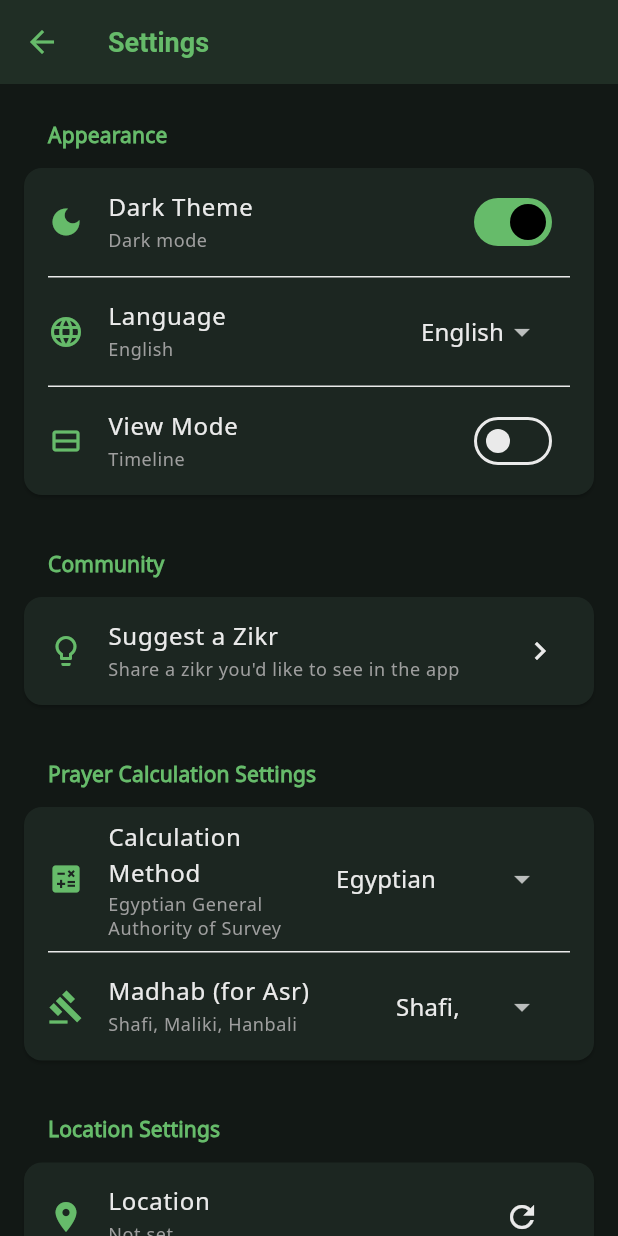
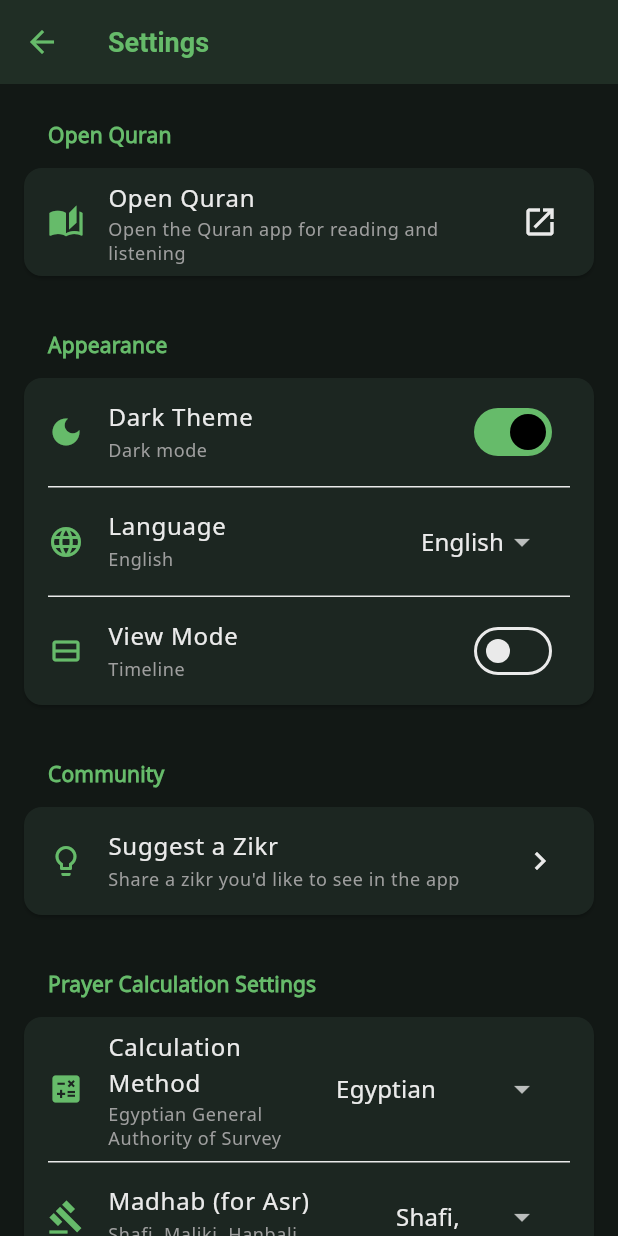
Before and after one commit to amrabdelhameeed/ella_lyaabdoon, a Flutter app: the SettingsScreen screen opened by its route, after a tap on "Dark Theme", on a phone screen of 412 x 824 dp. Run offline on Flutter 3.47's test engine with Material 3 defaults, Android fonts, the phone set to English and light mode, and no system bars; drawn by our look-alikes of showcaseview; our stand-ins replace bloc, cached_network_image, cloud_firestore, confetti, dio, easy_localization and 26 more; missing offline and left inert: adhan_dart, clarity_flutter, external_app_launcher, home_widget, rate_my_app; accounts and stored records are empty; generated files the repository leaves out were written again; statements that could not run were skipped.

Commit message:
feat(settings): add Quran app launcher and data backup/restore

```diff
--- a/lib/features/settings/presentation/settings_screen.dart
+++ b/lib/features/settings/presentation/settings_screen.dart
@@ -20,10 +20,12 @@ import 'package:share_plus/share_plus.dart';
 import 'package:ella_lyaabdoon/core/constants/app_routes.dart';
 import 'package:go_router/go_router.dart';
 import 'package:url_launcher/url_launcher.dart';
+import 'package:external_app_launcher/external_app_launcher.dart';
 import 'package:youtube_player_flutter/youtube_player_flutter.dart';
 import 'package:in_app_review/in_app_review.dart';
 import 'package:ella_lyaabdoon/features/settings/presentation/widgets/suggest_zikr_dialog.dart';
 import 'package:showcaseview/showcaseview.dart';
+import 'package:ella_lyaabdoon/core/services/data_export_import_service.dart';
 
 import 'package:ella_lyaabdoon/utils/notification_helper.dart';
 
@@ -257,6 +259,37 @@ class _SettingsScreenState extends State<SettingsScreen> {
                     //   ),
                     // ),
                     // const SizedBox(height: 16),
+
+                    /// QURAN APP SECTION
+                    _buildSectionHeader(context, 'open_quran'.tr()),
+                    Card(
+                      margin: const EdgeInsets.symmetric(
+                        horizontal: 16,
+                        vertical: 4,
+                      ),
+                      child: ListTile(
+                        leading: Icon(
+                          Icons.auto_stories,
+                          color: colorScheme.primary,
+                        ),
+                        title: Text('open_quran'.tr()),
+                        subtitle: Text(
+                          'open_quran_desc'.tr(),
+                          style: Theme.of(
+                            context,
+                          ).textTheme.bodySmall?.copyWith(color: Colors.grey),
+                        ),
+                        trailing: const Icon(Icons.open_in_new),
+                        onTap: () async {
+                          _logEvent('open_quran_app_clicked');
+                          await LaunchApp.openApp(
+                            androidPackageName: 'id.amrabdelhameeed.quranoffline',
+                            openStore: true,
+                          );
+                        },
+                      ),
+                    ),
+                    const SizedBox(height: 16),
 
                     /// APPEARANCE SECTION
                     _buildSectionHeader(context, 'appearance'.tr()),
@@ -1010,6 +1043,11 @@ class _SettingsScreenState extends State<SettingsScreen> {
                     ),
                     const SizedBox(height: 16),
 
+                    /// DATA MANAGEMENT SECTION
+                    _buildSectionHeader(context, 'data_management'.tr()),
+                    _buildDataManagementCard(context, colorScheme),
+                    const SizedBox(height: 24),
+
                     /// DEVELOPER INFO SECTION
                     _buildSectionHeader(context, 'developer'.tr()),
                     Card(
@@ -1092,10 +1130,10 @@ class _SettingsScreenState extends State<SettingsScreen> {
                               ],
                             ),
                           ),
+                          const SizedBox(height: 16),
                         ],
                       ),
                     ),
-                    const SizedBox(height: 24),
                   ],
                 );
               },
@@ -1126,6 +1164,145 @@ class _SettingsScreenState extends State<SettingsScreen> {
     );
   }
 
+  Future<void> _doExport() async {
+    _logEvent('export_data_clicked');
+    showDialog(
+      context: context,
+      barrierDismissible: false,
+      builder: (_) => const Center(child: CircularProgressIndicator()),
+    );
+
+    try {
+      final ok = await DataExportImportService.shareExport();
+      if (!mounted) return;
+      Navigator.of(context, rootNavigator: true).pop();
+      if (!ok) {
+        _showSnack('export_failed'.tr());
+      }
+    } catch (e) {
+      if (mounted) Navigator.of(context, rootNavigator: true).pop();
+      debugPrint('Export error: $e');
+    }
+  }
+
+  Future<void> _doImport() async {
+    _logEvent('import_data_clicked');
+
+    Navigator.of(context).pop();
+
+    if (!mounted) return;
+    showDialog(
+      context: context,
+      barrierDismissible: false,
+      builder: (_) => const Center(child: CircularProgressIndicator()),
+    );
+
+    try {
+      final result = await DataExportImportService.importFromFile();
+
+      if (!mounted) return;
+      Navigator.of(context, rootNavigator: true).pop();
+
+      if (!result.success) {
+        _showSnack('import_failed'.tr());
+        return;
+      }
+
+      if (result.restoredLocale != null && mounted) {
+        await EasyLocalization.of(
+          context,
+        )!.setLocale(Locale(result.restoredLocale!));
+      }
+
+      if (mounted) {
+        StreakService.refreshStreakNotifier();
+        _logEvent('import_data_success');
+        _showSnack('import_success'.tr());
+        context.go(AppRoutes.home);
+      }
+    } catch (e) {
+      debugPrint('Import error: $e');
+      if (mounted) {
+        Navigator.of(context, rootNavigator: true).pop();
+        _showSnack('import_failed'.tr());
+      }
+    }
+  }
+
+  void _showSnack(String message) {
+    if (!mounted) return;
+    ScaffoldMessenger.of(
+      context,
+    ).showSnackBar(SnackBar(content: Text(message)));
+  }
+
+  Widget _buildDataManagementCard(
+    BuildContext context,
+    ColorScheme colorScheme,
+  ) {
+    return Card(
+      margin: const EdgeInsets.symmetric(horizontal: 16, vertical: 4),
+      child: Column(
+        children: [
+          ListTile(
+            leading: Icon(Icons.upload_file, color: colorScheme.primary),
+            title: Text('export_data'.tr()),
+            subtitle: Text(
+              'export_data_desc'.tr(),
+              style: Theme.of(
+                context,
+              ).textTheme.bodySmall?.copyWith(color: Colors.grey),
+            ),
+            trailing: const Icon(Icons.chevron_right),
+            onTap: _doExport,
+          ),
+
+          const Divider(height: 1, indent: 16, endIndent: 16),
+
+          ListTile(
+            leading: Icon(Icons.download, color: colorScheme.primary),
+            title: Text('import_data'.tr()),
+            subtitle: Text(
+              'import_data_desc'.tr(),
+              style: Theme.of(
+                context,
+              ).textTheme.bodySmall?.copyWith(color: Colors.grey),
+            ),
+            trailing: const Icon(Icons.chevron_right),
+            onTap: () => showDialog(
+              context: context,
+              builder: (dialogCtx) => AlertDialog(
+                title: Text('import_data'.tr()),
+                content: Column(
+                  mainAxisSize: MainAxisSize.min,
+                  crossAxisAlignment: CrossAxisAlignment.start,
+                  children: [
+                    Text('import_warning'.tr()),
+                    const SizedBox(height: 12),
+                    Text(
+                      'backup_includes'.tr(),
+                      style: Theme.of(context).textTheme.bodySmall,
+                    ),
+                  ],
+                ),
+                actions: [
+                  TextButton(
+                    onPressed: () => Navigator.of(dialogCtx).pop(),
+                    child: Text('cancel'.tr()),
+                  ),
+                  FilledButton(
+                    onPressed: _doImport,
+                    child: Text('confirm_import'.tr()),
+                  ),
+                ],
+              ),
+            ),
+          ),
+        ],
+      ),
+    );
+  }
+
   String _getCalculationMethodName(String method) {
     switch (method) {
       case 'karachi':
```
